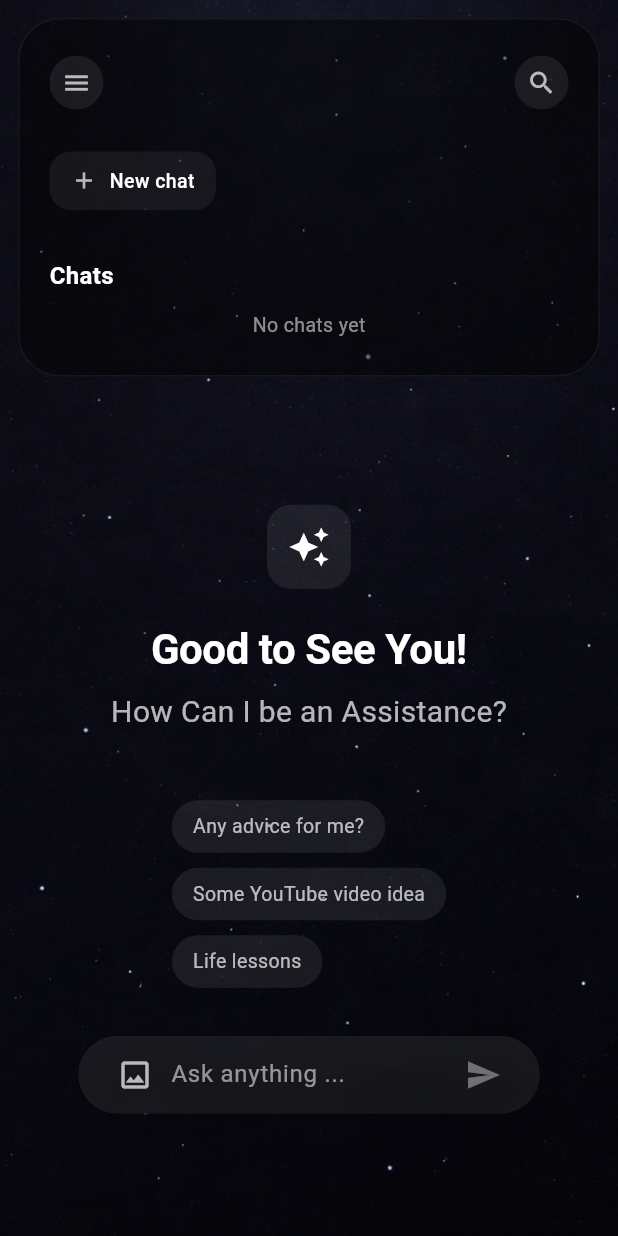
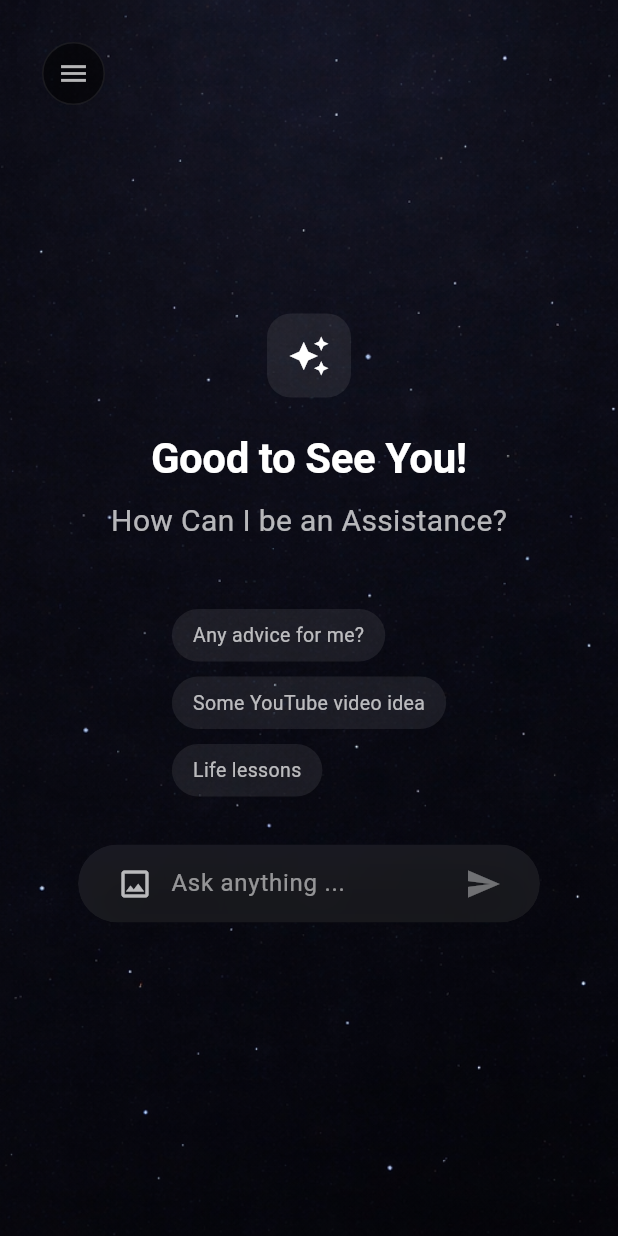
Before and after one commit to MohamedIrfanN/multi_model_chatbot, a Flutter app: the screen it shows after launch, on a phone screen of 412 x 824 dp. Run offline on Flutter 3.47's test engine with Material 3 defaults, Android fonts, the phone set to English and light mode, and no system bars; our stand-ins replace dio, file_picker, flutter_markdown_plus, get; network calls fail.

Commit message:
Made responsive

```diff
--- a/lib/screens/chat/controller/chat_controller.dart
+++ b/lib/screens/chat/controller/chat_controller.dart
@@ -29,6 +29,7 @@ class ChatController extends GetxController {
   final ChatApiService _apiService = ChatApiService();
 
   final isSidebarOpen = true.obs;
+  final isCompactMode = false.obs;
 
   @override
   void onInit() {
@@ -171,8 +172,17 @@ class ChatController extends GetxController {
   }
 
   void toggleSidebar() {
-  isSidebarOpen.toggle();
-}
+    isSidebarOpen.toggle();
+  }
+
+  void setCompactMode(bool value) {
+    if (isCompactMode.value == value) return;
+    isCompactMode.value = value;
+
+    if (value) {
+      isSidebarOpen.value = false;
+    }
+  }
 
   @override
   void onClose() {
--- a/lib/screens/chat/view/chats_view.dart
+++ b/lib/screens/chat/view/chats_view.dart
@@ -28,6 +28,8 @@ class ChatScreenView extends GetView<ChatController> {
             child: LayoutBuilder(
               builder: (context, constraints) {
                 final isCompact = constraints.maxWidth < 900;
+                controller.setCompactMode(isCompact);
+                const double compactDrawerWidth = 280.0;
 
                 Widget chatSurface = Container(
                   padding: const EdgeInsets.symmetric(
@@ -65,13 +67,51 @@ class ChatScreenView extends GetView<ChatController> {
                       child: SizedBox(
                         width: double.infinity,
                         child: isCompact
-                            ? Column(
-                                children: [
-                                  const ChatSidebar(),
-                                  const SizedBox(height: 16),
-                                  Expanded(child: chatSurface),
-                                ],
-                              )
+                            ? Obx(() {
+                                final isOpen =
+                                    controller.isSidebarOpen.value;
+                                final double chatOffset =
+                                    isOpen ? compactDrawerWidth : 0;
+
+                                return Stack(
+                                  clipBehavior: Clip.none,
+                                  children: [
+                                    ClipRect(
+                                      child: AnimatedContainer(
+                                        duration:
+                                            const Duration(milliseconds: 260),
+                                        curve: Curves.easeOutCubic,
+                                        transform: Matrix4.translationValues(
+                                          chatOffset,
+                                          0,
+                                          0,
+                                        ),
+                                        child: Stack(
+                                          children: [
+                                            chatSurface,
+                                            _buildFloatingMenuButton(),
+                                          ],
+                                        ),
+                                      ),
+                                    ),
+                                    AnimatedPositioned(
+                                      duration: const Duration(
+                                        milliseconds: 260,
+                                      ),
+                                      curve: Curves.easeOutCubic,
+                                      top: 0,
+                                      bottom: 0,
+                                      left: isOpen
+                                          ? 0
+                                          : -compactDrawerWidth - 32,
+                                      child: SizedBox(
+                                        width: compactDrawerWidth,
+                                        child: const ChatSidebar(),
+                                      ),
+                                    ),
+                                  ],
+                                );
+                              })
                             : Row(
                                 crossAxisAlignment: CrossAxisAlignment.start,
                                 children: [
@@ -101,37 +141,7 @@ class ChatScreenView extends GetView<ChatController> {
                                         chatSurface,
 
                                         // Floating menu button when sidebar is closed
-                                        Obx(() {
-                                          if (controller.isSidebarOpen.value) {
-                                            return const SizedBox.shrink();
-                                          }
-
-                                          return Positioned(
-                                            left: 16,
-                                            top: 16,
-                                            child: GestureDetector(
-                                              onTap: controller.toggleSidebar,
-                                              child: Container(
-                                                height: 42,
-                                                width: 42,
-                                                decoration: BoxDecoration(
-                                                  color: Colors.black
-                                                      .withOpacity(0.55),
-                                                  shape: BoxShape.circle,
-                                                  border: Border.all(
-                                                    color: Colors.white
-                                                        .withOpacity(0.08),
-                                                  ),
-                                                ),
-                                                child: const Icon(
-                                                  Icons.menu,
-                                                  color: Colors.white70,
-                                                  size: 22,
-                                                ),
-                                              ),
-                                            ),
-                                          );
-                                        }),
+                                        _buildFloatingMenuButton(),
                                       ],
                                     ),
                                   ),
@@ -147,6 +157,38 @@ class ChatScreenView extends GetView<ChatController> {
         ],
       ),
     );
+  }
+
+  Widget _buildFloatingMenuButton() {
+    return Obx(() {
+      if (controller.isSidebarOpen.value) {
+        return const SizedBox.shrink();
+      }
+
+      return Positioned(
+        left: 16,
+        top: 16,
+        child: GestureDetector(
+          onTap: controller.toggleSidebar,
+          child: Container(
+            height: 42,
+            width: 42,
+            decoration: BoxDecoration(
+              color: Colors.black.withOpacity(0.55),
+              shape: BoxShape.circle,
+              border: Border.all(
+                color: Colors.white.withOpacity(0.08),
+              ),
+            ),
+            child: const Icon(
+              Icons.menu,
+              color: Colors.white70,
+              size: 22,
+            ),
+          ),
+        ),
+      );
+    });
   }
 }
 
--- a/lib/screens/chat/widgets/sidebar/chat_sidebar.dart
+++ b/lib/screens/chat/widgets/sidebar/chat_sidebar.dart
@@ -81,6 +81,9 @@ class _SidebarHeader extends GetView<ChatController> {
     return LayoutBuilder(
       builder: (context, constraints) {
         final width = constraints.maxWidth;
+        if (width < 48) {
+          return const SizedBox(height: 36);
+        }
 
         // Sidebar is too narrow → shrink button
         final scale = width >= 36 ? 1.0 : (width / 36).clamp(0.0, 1.0);
```
